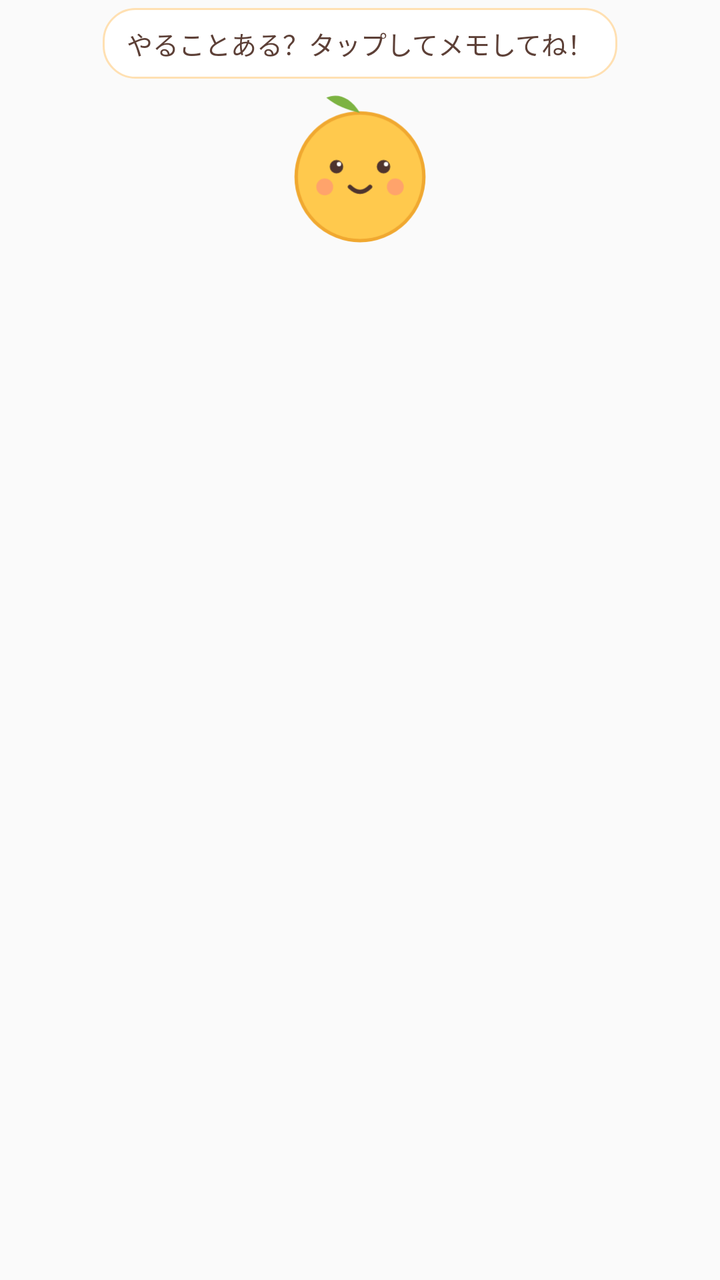
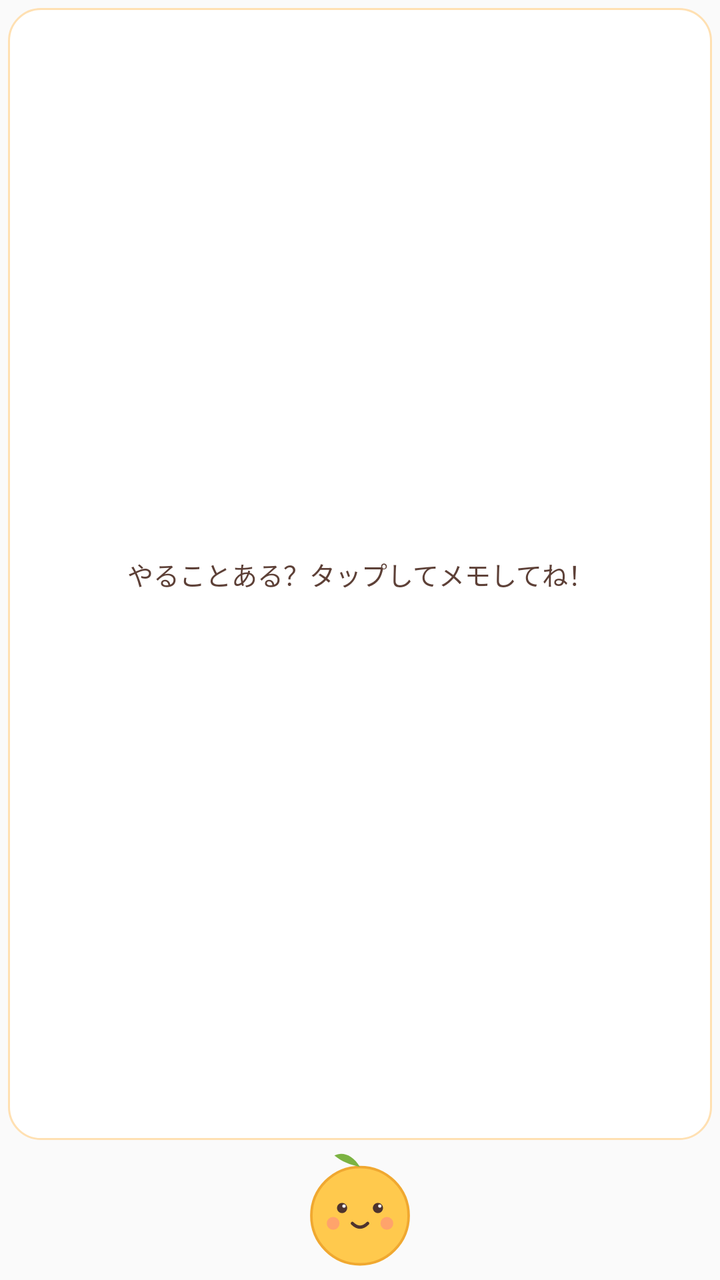

Screens rendered from an Android XML layout before and after an edit, with the pre-edit source and the edit as a unified diff.
<!-- AndroidManifest.xml: application theme Theme.RemindsCharacters -->
<!-- res/layout/widget_character.xml -->
<?xml version="1.0" encoding="utf-8"?>
<LinearLayout xmlns:android="http://schemas.android.com/apk/res/android"
    android:id="@+id/widget_root"
    android:layout_width="match_parent"
    android:layout_height="match_parent"
    android:orientation="vertical"
    android:gravity="center_horizontal"
    android:padding="4dp">

    <TextView
        android:id="@+id/widget_bubble"
        android:layout_width="wrap_content"
        android:layout_height="wrap_content"
        android:background="@drawable/bg_bubble"
        android:paddingHorizontal="12dp"
        android:paddingVertical="8dp"
        android:maxLines="3"
        android:ellipsize="end"
        android:textSize="13sp"
        android:textColor="#5D4037"
        android:text="@string/widget_empty" />

    <ImageView
        android:id="@+id/widget_mascot"
        android:layout_width="84dp"
        android:layout_height="84dp"
        android:layout_marginTop="2dp"
        android:src="@drawable/mascot"
        android:contentDescription="@string/character_name" />

</LinearLayout>
<!-- resources referenced by this layout -->
<resources>
  <!-- drawable bg_bubble (drawable) -->
  <?xml version="1.0" encoding="utf-8"?>
  <shape xmlns:android="http://schemas.android.com/apk/res/android" android:shape="rectangle">
      <solid android:color="#F2FFFFFF" />
      <corners android:radius="16dp" />
      <stroke android:width="1dp" android:color="#FFE0B2" />
  </shape>
  <!-- drawable mascot (drawable) -->
  <?xml version="1.0" encoding="utf-8"?>
  <vector xmlns:android="http://schemas.android.com/apk/res/android"
      android:width="100dp"
      android:height="100dp"
      android:viewportWidth="100"
      android:viewportHeight="100">
      
      <path
          android:fillColor="#FFC94D"
          android:pathData="M50,56m-38,0a38,38 0,1 1,76 0a38,38 0,1 1,-76 0"/>
      <path
          android:fillColor="#00000000"
          android:strokeColor="#F0A830"
          android:strokeWidth="2"
          android:pathData="M50,56m-38,0a38,38 0,1 1,76 0a38,38 0,1 1,-76 0"/>
      
      <path
          android:fillColor="#7CB342"
          android:pathData="M50,18 C44,8 36,6 30,9 C36,14 42,16 50,18 Z"/>
      
      <path
          android:fillColor="#4E342E"
          android:pathData="M36,50m-4,0a4,4 0,1 1,8 0a4,4 0,1 1,-8 0"/>
      <path
          android:fillColor="#4E342E"
          android:pathData="M64,50m-4,0a4,4 0,1 1,8 0a4,4 0,1 1,-8 0"/>
      
      <path
          android:fillColor="#FFFFFF"
          android:pathData="M37.5,48.5m-1.3,0a1.3,1.3 0,1 1,2.6 0a1.3,1.3 0,1 1,-2.6 0"/>
      <path
          android:fillColor="#FFFFFF"
          android:pathData="M65.5,48.5m-1.3,0a1.3,1.3 0,1 1,2.6 0a1.3,1.3 0,1 1,-2.6 0"/>
      
      <path
          android:fillColor="#99FF8A80"
          android:pathData="M29,62m-5,0a5,5 0,1 1,10 0a5,5 0,1 1,-10 0"/>
      <path
          android:fillColor="#99FF8A80"
          android:pathData="M71,62m-5,0a5,5 0,1 1,10 0a5,5 0,1 1,-10 0"/>
      
      <path
          android:fillColor="#00000000"
          android:strokeColor="#4E342E"
          android:strokeWidth="2.5"
          android:strokeLineCap="round"
          android:pathData="M44,62 Q50,68 56,62"/>
  </vector>
  <string name="character_name">リマ</string>
  <string name="widget_empty">やることある？タップしてメモしてね！</string>
  <style name="Theme.RemindsCharacters" parent="android:Theme.Material.Light.NoActionBar">
          <item name="android:statusBarColor">@android:color/transparent</item>
          <item name="android:windowLightStatusBar">true</item>
      </style>
</resources>

<!-- the commit's change to res/layout/widget_character.xml (unified diff, before → after) -->
@@ -9,12 +9,13 @@
 
     <TextView
         android:id="@+id/widget_bubble"
-        android:layout_width="wrap_content"
-        android:layout_height="wrap_content"
+        android:layout_width="match_parent"
+        android:layout_height="0dp"
+        android:layout_weight="1"
         android:background="@drawable/bg_bubble"
         android:paddingHorizontal="12dp"
         android:paddingVertical="8dp"
-        android:maxLines="3"
+        android:gravity="center"
         android:ellipsize="end"
         android:textSize="13sp"
         android:textColor="#5D4037"
@@ -22,8 +23,8 @@
 
     <ImageView
         android:id="@+id/widget_mascot"
-        android:layout_width="84dp"
-        android:layout_height="84dp"
+        android:layout_width="64dp"
+        android:layout_height="64dp"
         android:layout_marginTop="2dp"
         android:src="@drawable/mascot"
         android:contentDescription="@string/character_name" />
